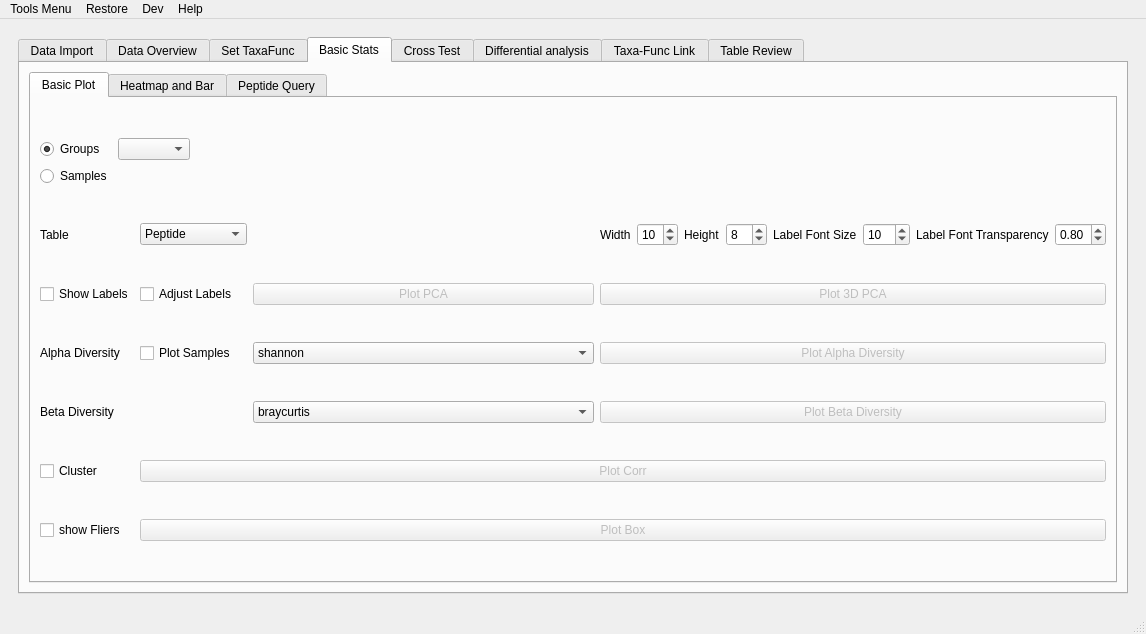
Old version of the form utils/MetaX_GUI/MainWindow.ui in the repository byemaxx/MetaX.
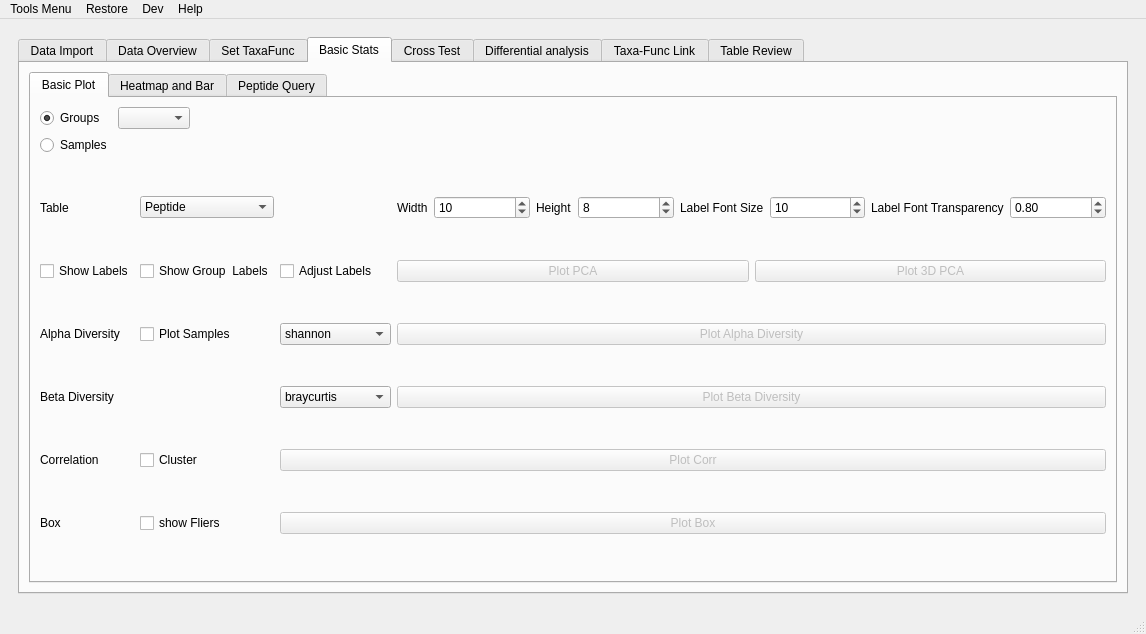
New version of the form.

Commit message: add a option to show or hide the group labels for pca and beta diversity plot

```diff
--- a/utils/MetaX_GUI/MainWindow.ui
+++ b/utils/MetaX_GUI/MainWindow.ui
@@ -6,7 +6,7 @@
    <rect>
     <x>0</x>
     <y>0</y>
-    <width>1063</width>
+    <width>1075</width>
     <height>634</height>
    </rect>
   </property>
@@ -1020,240 +1020,6 @@
                 <string>Basic Plot</string>
                </attribute>
                <layout class="QGridLayout" name="gridLayout_26">
-                <item row="9" column="0">
-                 <widget class="QCheckBox" name="checkBox_corr_cluster">
-                  <property name="text">
-                   <string>Cluster</string>
-                  </property>
-                 </widget>
-                </item>
-                <item row="6" column="3">
-                 <widget class="QPushButton" name="pushButton_plot_alpha_div">
-                  <property name="enabled">
-                   <bool>false</bool>
-                  </property>
-                  <property name="text">
-                   <string>Plot Alpha Diversity</string>
-                  </property>
-                 </widget>
-                </item>
-                <item row="10" column="0">
-                 <widget class="QCheckBox" name="checkBox_box_if_show_fliers">
-                  <property name="text">
-                   <string>show Fliers</string>
-                  </property>
-                 </widget>
-                </item>
-                <item row="5" column="1">
-                 <widget class="QCheckBox" name="checkBox_pca_if_adjust_pca_label">
-                  <property name="sizePolicy">
-                   <sizepolicy hsizetype="Maximum" vsizetype="Fixed">
-                    <horstretch>0</horstretch>
-                    <verstretch>0</verstretch>
-                   </sizepolicy>
-                  </property>
-                  <property name="text">
-                   <string>Adjust Labels</string>
-                  </property>
-                 </widget>
-                </item>
-                <item row="5" column="2">
-                 <widget class="QPushButton" name="pushButton_plot_pca_sns">
-                  <property name="enabled">
-                   <bool>false</bool>
-                  </property>
-                  <property name="sizePolicy">
-                   <sizepolicy hsizetype="Preferred" vsizetype="Fixed">
-                    <horstretch>0</horstretch>
-                    <verstretch>0</verstretch>
-                   </sizepolicy>
-                  </property>
-                  <property name="text">
-                   <string>Plot PCA</string>
-                  </property>
-                 </widget>
-                </item>
-                <item row="7" column="0">
-                 <widget class="QLabel" name="label_118">
-                  <property name="text">
-                   <string>Beta Diversity</string>
-                  </property>
-                 </widget>
-                </item>
-                <item row="2" column="3">
-                 <layout class="QHBoxLayout" name="horizontalLayout">
-                  <item>
-                   <widget class="QLabel" name="label_94">
-                    <property name="sizePolicy">
-                     <sizepolicy hsizetype="Fixed" vsizetype="Preferred">
-                      <horstretch>0</horstretch>
-                      <verstretch>0</verstretch>
-                     </sizepolicy>
-                    </property>
-                    <property name="text">
-                     <string>Width</string>
-                    </property>
-                   </widget>
-                  </item>
-                  <item>
-                   <widget class="QSpinBox" name="spinBox_basic_pca_width">
-                    <property name="minimum">
-                     <number>1</number>
-                    </property>
-                    <property name="value">
-                     <number>10</number>
-                    </property>
-                   </widget>
-                  </item>
-                  <item>
-                   <widget class="QLabel" name="label_101">
-                    <property name="sizePolicy">
-                     <sizepolicy hsizetype="Fixed" vsizetype="Preferred">
-                      <horstretch>0</horstretch>
-                      <verstretch>0</verstretch>
-                     </sizepolicy>
-                    </property>
-                    <property name="text">
-                     <string>Height</string>
-                    </property>
-                   </widget>
-                  </item>
-                  <item>
-                   <widget class="QSpinBox" name="spinBox_basic_pca_height">
-                    <property name="minimum">
-                     <number>1</number>
-                    </property>
-                    <property name="value">
-                     <number>8</number>
-                    </property>
-                   </widget>
-                  </item>
-                  <item>
-                   <widget class="QLabel" name="label_107">
-                    <property name="sizePolicy">
-                     <sizepolicy hsizetype="Fixed" vsizetype="Preferred">
-                      <horstretch>0</horstretch>
-                      <verstretch>0</verstretch>
-                     </sizepolicy>
-                    </property>
-                    <property name="text">
-                     <string>Label Font Size</string>
-                    </property>
-                   </widget>
-                  </item>
-                  <item>
-                   <widget class="QSpinBox" name="spinBox_basic_pca_label_font_size">
-                    <property name="minimum">
-                     <number>1</number>
-                    </property>
-                    <property name="maximum">
-                     <number>999</number>
-                    </property>
-                    <property name="value">
-                     <number>10</number>
-                    </property>
-                   </widget>
-                  </item>
-                  <item>
-                   <widget class="QLabel" name="label_116">
-                    <property name="sizePolicy">
-                     <sizepolicy hsizetype="Fixed" vsizetype="Preferred">
-                      <horstretch>0</horstretch>
-                      <verstretch>0</verstretch>
-                     </sizepolicy>
-                    </property>
-                    <property name="text">
-                     <string>Label Font Transparency</string>
-                    </property>
-                   </widget>
-                  </item>
-                  <item>
-                   <widget class="QDoubleSpinBox" name="doubleSpinBox_basic_pca_label_font_transparency">
-                    <property name="maximum">
-                     <double>1.000000000000000</double>
-                    </property>
-                    <property name="singleStep">
-                     <double>0.050000000000000</double>
-                    </property>
-                    <property name="value">
-                     <double>0.800000000000000</double>
-                    </property>
-                   </widget>
-                  </item>
-                 </layout>
-                </item>
-                <item row="10" column="1" colspan="3">
-                 <widget class="QPushButton" name="pushButton_plot_box_sns">
-                  <property name="enabled">
-                   <bool>false</bool>
-                  </property>
-                  <property name="text">
-                   <string>Plot Box</string>
-                  </property>
-                 </widget>
-                </item>
-                <item row="5" column="3">
-                 <widget class="QPushButton" name="pushButton_plot_pca_js">
-                  <property name="enabled">
-                   <bool>false</bool>
-                  </property>
-                  <property name="sizePolicy">
-                   <sizepolicy hsizetype="Preferred" vsizetype="Fixed">
-                    <horstretch>0</horstretch>
-                    <verstretch>0</verstretch>
-                   </sizepolicy>
-                  </property>
-                  <property name="text">
-                   <string>Plot 3D PCA</string>
-                  </property>
-                 </widget>
-                </item>
-                <item row="2" column="0">
-                 <widget class="QLabel" name="label_70">
-                  <property name="sizePolicy">
-                   <sizepolicy hsizetype="Fixed" vsizetype="Preferred">
-                    <horstretch>0</horstretch>
-                    <verstretch>0</verstretch>
-                   </sizepolicy>
-                  </property>
-                  <property name="layoutDirection">
-                   <enum>Qt::LeftToRight</enum>
-                  </property>
-                  <property name="text">
-                   <string>Table</string>
-                  </property>
-                 </widget>
-                </item>
-                <item row="2" column="1">
-                 <widget class="QComboBox" name="comboBox_table4pca">
-                  <property name="sizePolicy">
-                   <sizepolicy hsizetype="Preferred" vsizetype="Fixed">
-                    <horstretch>0</horstretch>
-                    <verstretch>0</verstretch>
-                   </sizepolicy>
-                  </property>
-                  <item>
-                   <property name="text">
-                    <string>Peptide</string>
-                   </property>
-                  </item>
-                  <item>
-                   <property name="text">
-                    <string>Taxa</string>
-                   </property>
-                  </item>
-                  <item>
-                   <property name="text">
-                    <string>Function</string>
-                   </property>
-                  </item>
-                  <item>
-                   <property name="text">
-                    <string>Taxa-Function</string>
-                   </property>
-                  </item>
-                 </widget>
-                </item>
                 <item row="1" column="0" colspan="4">
                  <layout class="QGridLayout" name="gridLayout_35">
                   <item row="0" column="1">
@@ -1297,17 +1063,85 @@
                   </item>
                  </layout>
                 </item>
-                <item row="9" column="1" colspan="3">
-                 <widget class="QPushButton" name="pushButton_plot_corr">
+                <item row="5" column="0" rowspan="2" colspan="4">
+                 <layout class="QGridLayout" name="gridLayout_34">
+                  <item row="4" column="0">
+                   <widget class="QLabel" name="label_119">
+                    <property name="text">
+                     <string>Correlation</string>
+                    </property>
+                   </widget>
+                  </item>
+                  <item row="2" column="1">
+                   <widget class="QCheckBox" name="checkBox_alpha_div_plot_all_samples">
+                    <property name="text">
+                     <string>Plot Samples</string>
+                    </property>
+                   </widget>
+                  </item>
+                  <item row="2" column="2">
+                   <widget class="QComboBox" name="comboBox_alpha_div_method">
                   <property name="enabled">
+                     <bool>true</bool>
+                    </property>
+                    <item>
+                     <property name="text">
+                      <string>shannon</string>
+                     </property>
+                    </item>
+                    <item>
+                     <property name="text">
+                      <string>simpson</string>
+                     </property>
+                    </item>
+                    <item>
+                     <property name="text">
+                      <string>observed_otus</string>
+                     </property>
+                    </item>
+                    <item>
+                     <property name="text">
+                      <string>chao1</string>
+                     </property>
+                    </item>
+                    <item>
+                     <property name="text">
+                      <string>fisher_alpha</string>
+                     </property>
+                    </item>
+                    <item>
+                     <property name="text">
+                      <string>dominance</string>
+                     </property>
+                    </item>
+                    <item>
+                     <property name="text">
+                      <string>menhinick</string>
+                     </property>
+                    </item>
+                   </widget>
+                  </item>
+                  <item row="2" column="3" colspan="2">
+                   <widget class="QPushButton" name="pushButton_plot_alpha_div">
+                    <property name="enabled">
                    <bool>false</bool>
                   </property>
                   <property name="text">
-                   <string>Plot Corr</string>
+                     <string>Plot Alpha Diversity</string>
                   </property>
                  </widget>
                 </item>
-                <item row="5" column="0">
+                  <item row="5" column="2" colspan="3">
+                   <widget class="QPushButton" name="pushButton_plot_box_sns">
+                    <property name="enabled">
+                     <bool>false</bool>
+                    </property>
+                    <property name="text">
+                     <string>Plot Box</string>
+                    </property>
+                   </widget>
+                  </item>
+                  <item row="1" column="0">
                  <widget class="QCheckBox" name="checkBox_pca_if_show_lable">
                   <property name="sizePolicy">
                    <sizepolicy hsizetype="Fixed" vsizetype="Fixed">
@@ -1323,24 +1157,110 @@
                   </property>
                  </widget>
                 </item>
-                <item row="6" column="0">
+                  <item row="5" column="0">
+                   <widget class="QLabel" name="label_120">
+                    <property name="text">
+                     <string>Box</string>
+                    </property>
+                   </widget>
+                  </item>
+                  <item row="1" column="1">
+                   <widget class="QCheckBox" name="checkBox_pca_if_show_group_name_in_label">
+                    <property name="sizePolicy">
+                     <sizepolicy hsizetype="Maximum" vsizetype="Fixed">
+                      <horstretch>0</horstretch>
+                      <verstretch>0</verstretch>
+                     </sizepolicy>
+                    </property>
+                    <property name="text">
+                     <string>Show Group  Labels</string>
+                    </property>
+                   </widget>
+                  </item>
+                  <item row="1" column="4">
+                   <widget class="QPushButton" name="pushButton_plot_pca_js">
+                    <property name="enabled">
+                     <bool>false</bool>
+                    </property>
+                    <property name="sizePolicy">
+                     <sizepolicy hsizetype="Preferred" vsizetype="Fixed">
+                      <horstretch>0</horstretch>
+                      <verstretch>0</verstretch>
+                     </sizepolicy>
+                    </property>
+                    <property name="text">
+                     <string>Plot 3D PCA</string>
+                    </property>
+                   </widget>
+                  </item>
+                  <item row="4" column="1">
+                   <widget class="QCheckBox" name="checkBox_corr_cluster">
+                    <property name="text">
+                     <string>Cluster</string>
+                    </property>
+                   </widget>
+                  </item>
+                  <item row="5" column="1">
+                   <widget class="QCheckBox" name="checkBox_box_if_show_fliers">
+                    <property name="text">
+                     <string>show Fliers</string>
+                    </property>
+                   </widget>
+                  </item>
+                  <item row="1" column="2">
+                   <widget class="QCheckBox" name="checkBox_pca_if_adjust_pca_label">
+                    <property name="sizePolicy">
+                     <sizepolicy hsizetype="Maximum" vsizetype="Fixed">
+                      <horstretch>0</horstretch>
+                      <verstretch>0</verstretch>
+                     </sizepolicy>
+                    </property>
+                    <property name="text">
+                     <string>Adjust Labels</string>
+                    </property>
+                   </widget>
+                  </item>
+                  <item row="2" column="0">
                  <widget class="QLabel" name="label_117">
                   <property name="text">
                    <string>Alpha Diversity</string>
                   </property>
                  </widget>
                 </item>
-                <item row="7" column="3">
-                 <widget class="QPushButton" name="pushButton_plot_beta_div">
+                  <item row="1" column="3">
+                   <widget class="QPushButton" name="pushButton_plot_pca_sns">
                   <property name="enabled">
                    <bool>false</bool>
                   </property>
+                    <property name="sizePolicy">
+                     <sizepolicy hsizetype="Preferred" vsizetype="Fixed">
+                      <horstretch>0</horstretch>
+                      <verstretch>0</verstretch>
+                     </sizepolicy>
+                    </property>
                   <property name="text">
-                   <string>Plot Beta Diversity</string>
+                     <string>Plot PCA</string>
                   </property>
                  </widget>
                 </item>
-                <item row="7" column="2">
+                  <item row="4" column="2" colspan="3">
+                   <widget class="QPushButton" name="pushButton_plot_corr">
+                    <property name="enabled">
+                     <bool>false</bool>
+                    </property>
+                    <property name="text">
+                     <string>Plot Corr</string>
+                    </property>
+                   </widget>
+                  </item>
+                  <item row="3" column="0">
+                   <widget class="QLabel" name="label_118">
+                    <property name="text">
+                     <string>Beta Diversity</string>
+                    </property>
+                   </widget>
+                  </item>
+                  <item row="3" column="2">
                  <widget class="QComboBox" name="comboBox_beta_div_method">
                   <property name="enabled">
                    <bool>true</bool>
@@ -1392,14 +1312,43 @@
                   </item>
                  </widget>
                 </item>
-                <item row="6" column="2">
-                 <widget class="QComboBox" name="comboBox_alpha_div_method">
+                  <item row="3" column="3" colspan="2">
+                   <widget class="QPushButton" name="pushButton_plot_beta_div">
                   <property name="enabled">
-                   <bool>true</bool>
-                  </property>
+                     <bool>false</bool>
+                    </property>
+                    <property name="text">
+                     <string>Plot Beta Diversity</string>
+                    </property>
+                   </widget>
+                  </item>
+                  <item row="0" column="0">
+                   <widget class="QLabel" name="label_70">
+                    <property name="sizePolicy">
+                     <sizepolicy hsizetype="Fixed" vsizetype="Preferred">
+                      <horstretch>0</horstretch>
+                      <verstretch>0</verstretch>
+                     </sizepolicy>
+                    </property>
+                    <property name="layoutDirection">
+                     <enum>Qt::LeftToRight</enum>
+                    </property>
+                    <property name="text">
+                     <string>Table</string>
+                    </property>
+                   </widget>
+                  </item>
+                  <item row="0" column="1">
+                   <widget class="QComboBox" name="comboBox_table4pca">
+                    <property name="sizePolicy">
+                     <sizepolicy hsizetype="Preferred" vsizetype="Fixed">
+                      <horstretch>0</horstretch>
+                      <verstretch>0</verstretch>
+                     </sizepolicy>
+                    </property>
                   <item>
                    <property name="text">
-                    <string>shannon</string>
+                      <string>Peptide</string>
                    </property>
                   </item>
                   <item>
@@ -1414,32 +1363,114 @@
                   </item>
                   <item>
                    <property name="text">
-                    <string>chao1</string>
-                   </property>
-                  </item>
+                      <string>Taxa-Function</string>
+                     </property>
+                    </item>
+                   </widget>
+                  </item>
+                  <item row="0" column="3" colspan="2">
+                   <layout class="QHBoxLayout" name="horizontalLayout">
                   <item>
+                     <widget class="QLabel" name="label_94">
+                      <property name="sizePolicy">
+                       <sizepolicy hsizetype="Fixed" vsizetype="Preferred">
+                        <horstretch>0</horstretch>
+                        <verstretch>0</verstretch>
+                       </sizepolicy>
+                      </property>
                    <property name="text">
-                    <string>fisher_alpha</string>
-                   </property>
+                       <string>Width</string>
+                      </property>
+                     </widget>
                   </item>
                   <item>
+                     <widget class="QSpinBox" name="spinBox_basic_pca_width">
+                      <property name="minimum">
+                       <number>1</number>
+                      </property>
+                      <property name="value">
+                       <number>10</number>
+                      </property>
+                     </widget>
+                    </item>
+                    <item>
+                     <widget class="QLabel" name="label_101">
+                      <property name="sizePolicy">
+                       <sizepolicy hsizetype="Fixed" vsizetype="Preferred">
+                        <horstretch>0</horstretch>
+                        <verstretch>0</verstretch>
+                       </sizepolicy>
+                      </property>
                    <property name="text">
-                    <string>dominance</string>
-                   </property>
+                       <string>Height</string>
+                      </property>
+                     </widget>
                   </item>
                   <item>
+                     <widget class="QSpinBox" name="spinBox_basic_pca_height">
+                      <property name="minimum">
+                       <number>1</number>
+                      </property>
+                      <property name="value">
+                       <number>8</number>
+                      </property>
+                     </widget>
+                    </item>
+                    <item>
+                     <widget class="QLabel" name="label_107">
+                      <property name="sizePolicy">
+                       <sizepolicy hsizetype="Fixed" vsizetype="Preferred">
+                        <horstretch>0</horstretch>
+                        <verstretch>0</verstretch>
+                       </sizepolicy>
+                      </property>
                    <property name="text">
-                    <string>menhinick</string>
-                   </property>
-                  </item>
-                 </widget>
-                </item>
-                <item row="6" column="1">
-                 <widget class="QCheckBox" name="checkBox_alpha_div_plot_all_samples">
+                       <string>Label Font Size</string>
+                      </property>
+                     </widget>
+                    </item>
+                    <item>
+                     <widget class="QSpinBox" name="spinBox_basic_pca_label_font_size">
+                      <property name="minimum">
+                       <number>1</number>
+                      </property>
+                      <property name="maximum">
+                       <number>999</number>
+                      </property>
+                      <property name="value">
+                       <number>10</number>
+                      </property>
+                     </widget>
+                    </item>
+                    <item>
+                     <widget class="QLabel" name="label_116">
+                      <property name="sizePolicy">
+                       <sizepolicy hsizetype="Fixed" vsizetype="Preferred">
+                        <horstretch>0</horstretch>
+                        <verstretch>0</verstretch>
+                       </sizepolicy>
+                      </property>
                   <property name="text">
-                   <string>Plot Samples</string>
-                  </property>
-                 </widget>
+                       <string>Label Font Transparency</string>
+                      </property>
+                     </widget>
+                    </item>
+                    <item>
+                     <widget class="QDoubleSpinBox" name="doubleSpinBox_basic_pca_label_font_transparency">
+                      <property name="maximum">
+                       <double>1.000000000000000</double>
+                      </property>
+                      <property name="singleStep">
+                       <double>0.050000000000000</double>
+                      </property>
+                      <property name="value">
+                       <double>0.800000000000000</double>
+                      </property>
+                     </widget>
+                    </item>
+                   </layout>
+                  </item>
+                 </layout>
                 </item>
                </layout>
               </widget>
```
Left out of the diff: 12 changed lines with no effect on the pictures. Lines whose indentation alone changed are shown as unchanged. The commit also changes 6 other files.
